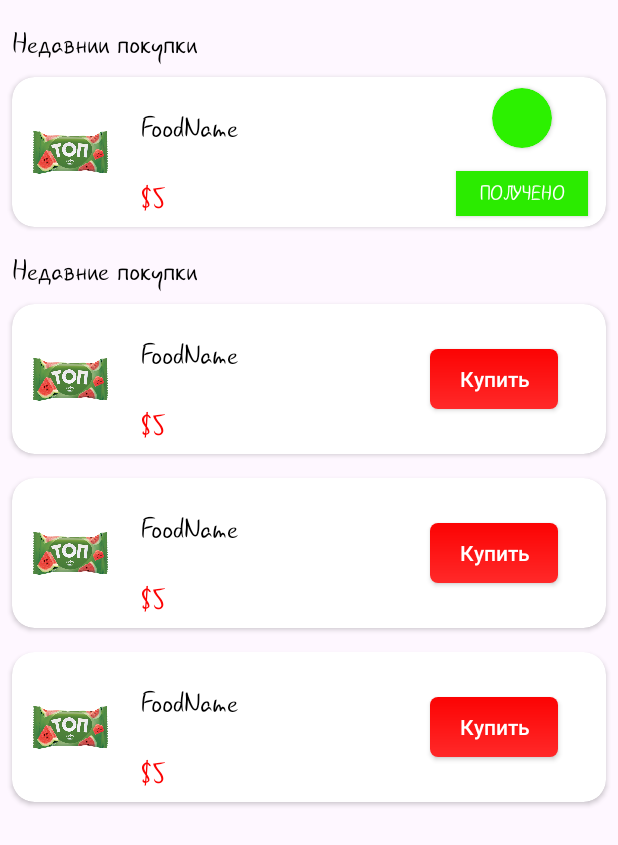
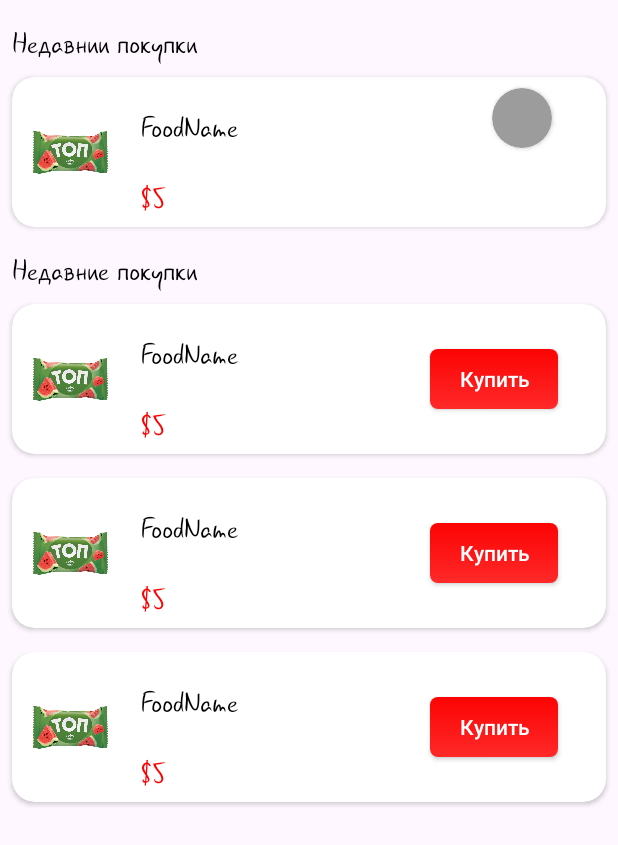
Before and after one commit to Hirasavskiy/FoodDelivery, an Android app: the layout fragment_history.xml on its own in the app's theme, with its tools: preview values and no code run, on a phone screen of 412 x 824 dp. Shown: the top 845 px of the screen. Run offline under Robolectric (Android 15) with nearby library versions, the phone set to English and light mode, and no system bars; Roboto replaces fonts that are not available here.

Commit message:
almost finish

```diff
--- a/app/src/main/java/com/examples/fooddelivery/MainActivity.kt
+++ b/app/src/main/java/com/examples/fooddelivery/MainActivity.kt
@@ -26,6 +26,7 @@ class MainActivity : AppCompatActivity() {
     override fun onCreate(savedInstanceState: Bundle?) {
         super.onCreate(savedInstanceState)
         binding = ActivityMainBinding.inflate(layoutInflater)
+        supportActionBar?.hide()
         setContentView(binding.root)
         changefragment(HomeFragment())
 
--- a/app/src/main/res/layout/fragment_history.xml
+++ b/app/src/main/res/layout/fragment_history.xml
@@ -86,7 +86,7 @@
                     android:layout_width="40dp"
                     android:layout_height="40dp"
                     android:layout_marginEnd="36dp"
-                    app:cardBackgroundColor="#2CF100"
+                    app:cardBackgroundColor="#9C9C9C"
                     app:cardCornerRadius="20dp"
                     app:layout_constraintBottom_toTopOf="@+id/receivedButton"
                     app:layout_constraintEnd_toEndOf="parent"
@@ -99,6 +99,7 @@
                     android:id="@+id/receivedButton"
                     android:layout_width="wrap_content"
                     android:layout_height="30dp"
+                    android:visibility="invisible"
                     android:layout_marginTop="8dp"
                     android:background="#2BEB00"
                     android:fontFamily="@font/gnyrwn971"
```
Also changed, not shown: app/src/main/java/com/examples/fooddelivery/Fragment/HistoryFragment.kt (+15 -3 lines).
